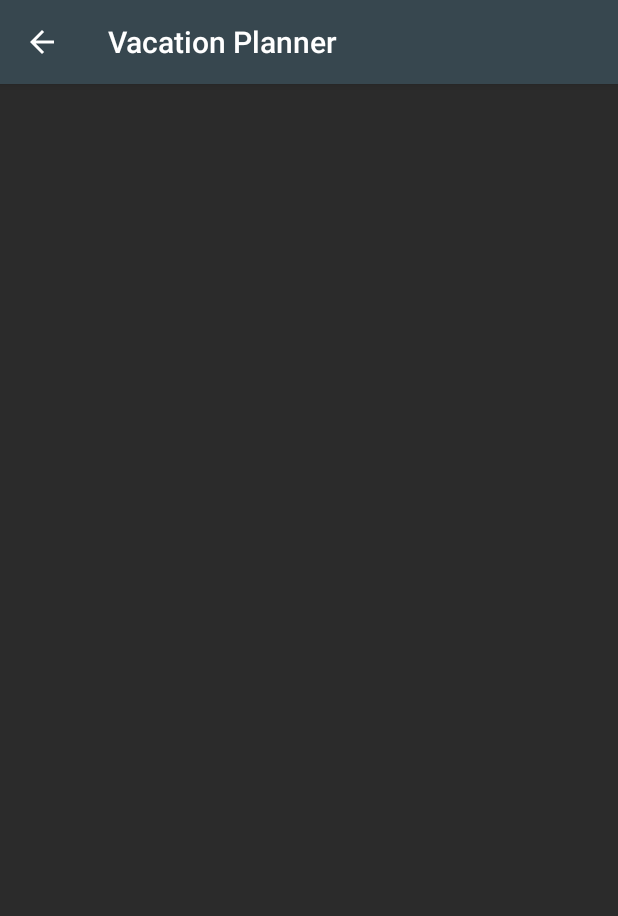
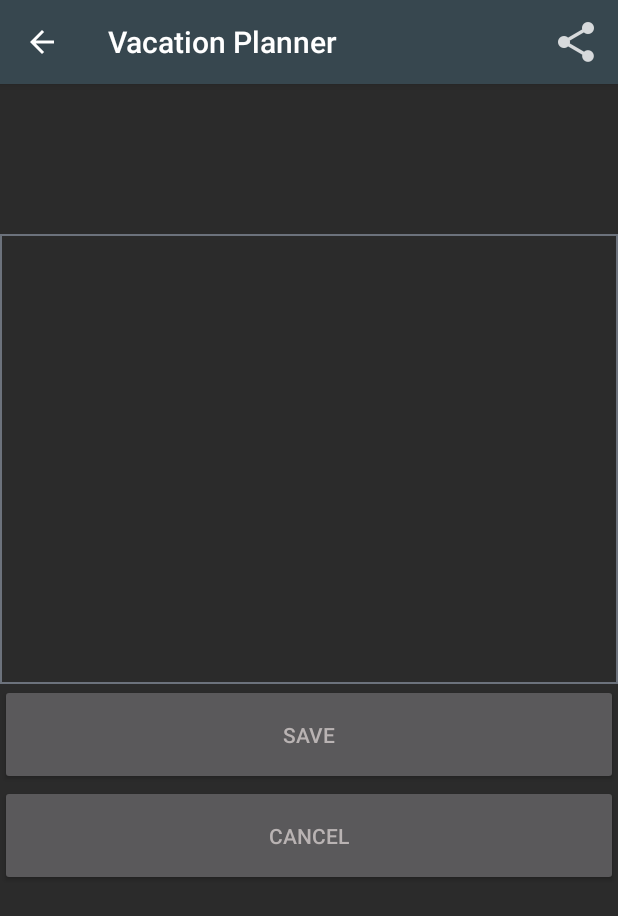
Before and after one commit to Cameron-Friel/final-project-vacation-planning, an Android app: the NotesActivity screen opened directly, with no data from a screen before it, on a phone screen of 412 x 824 dp. Shown: the top 916 px of the screen. Run offline under Robolectric (Android 15) with nearby library versions, the phone set to English and light mode, and no system bars; 4 statements that could not run were skipped.

Commit message:
Implemented the notes activity and implicit activity of sharing a note

```diff
--- a/app/src/main/java/cs492/vacationplanner/LocationContract.java
+++ b/app/src/main/java/cs492/vacationplanner/LocationContract.java
@@ -17,6 +17,7 @@ public class LocationContract {
         public static final String COLUMN_LATITUDE = "latitude";
         public static final String COLUMN_LONGITUDE = "longitude";
         public static final String COLUMN_LIST_OPTION = "list_option";
+        public static final String COLUMN_NOTES = "notes";
         public static final String COLUMN_TIMESTAMP = "timestamp";
     }
 }
--- a/app/src/main/java/cs492/vacationplanner/LocationContractHelper.java
+++ b/app/src/main/java/cs492/vacationplanner/LocationContractHelper.java
@@ -26,6 +26,7 @@ public class LocationContractHelper extends SQLiteOpenHelper {
                         LocationContract.Locations.COLUMN_LATITUDE + " TEXT NOT NULL, " +
                         LocationContract.Locations.COLUMN_LONGITUDE + " TEXT NOT NULL, " +
                         LocationContract.Locations.COLUMN_LIST_OPTION + " TEXT NOT NULL, " +
+                        LocationContract.Locations.COLUMN_NOTES + " TEXT, " +
                         LocationContract.Locations.COLUMN_TIMESTAMP + " TIMESTAMP DEFAULT CURRENT_TIMESTAMP" +
                         ");";
         db.execSQL(SQL_CREATE_SAVED_REPOS_TABLE);
--- a/app/src/main/java/cs492/vacationplanner/MapsActivity.java
+++ b/app/src/main/java/cs492/vacationplanner/MapsActivity.java
@@ -381,10 +381,8 @@ public class MapsActivity extends AppCompatActivity implements OnMapReadyCallbac
 
         GeoJsonLayer layer = null;
 
-
-        LatLng sydney = new LatLng(-34, 151);
-        mMap.addMarker(new MarkerOptions().position(sydney).title("Marker in Sydney"));
-        mMap.moveCamera(CameraUpdateFactory.newLatLng(sydney));
+        LatLng Corvallis = new LatLng(20, -60);
+        mMap.moveCamera(CameraUpdateFactory.newLatLng(Corvallis));
 
         // Implemented Zoom Controls to allow for easier navigation on the emulator
         UiSettings uiSettings = googleMap.getUiSettings();
--- a/app/src/main/java/cs492/vacationplanner/NotesActivity.java
+++ b/app/src/main/java/cs492/vacationplanner/NotesActivity.java
@@ -1,8 +1,20 @@
 package cs492.vacationplanner;
 
+import android.content.ContentValues;
 import android.content.Intent;
+import android.database.Cursor;
 import android.os.Bundle;
+import android.support.v4.app.ShareCompat;
 import android.support.v7.app.AppCompatActivity;
+import android.view.MenuItem;
+import android.widget.EditText;
+import android.widget.TextView;
+import android.database.sqlite.SQLiteDatabase;
+import android.widget.Button;
+import android.view.View;
+import android.view.Menu;
+
+
 
 /**
  * Created by Cameron on 3/3/2018.
@@ -10,8 +22,124 @@ import android.support.v7.app.AppCompatActivity;
 
 public class NotesActivity extends AppCompatActivity {
 
+    private TextView mNoteName;
+    private TextView mNoteDescription;
+
+    private SQLiteDatabase locationWritableDB; //connection to write values from database
+    private SQLiteDatabase locationReadableDB; //connection to read values from database
+
+    private String mDBResult;
+
     protected void onCreate(Bundle savedInstanceState) {
         super.onCreate(savedInstanceState);
         setContentView(R.layout.activity_notes);
+
+        LocationContractHelper dbHelper = new LocationContractHelper(this);
+        locationWritableDB = dbHelper.getWritableDatabase();
+        locationReadableDB = dbHelper.getReadableDatabase();
+
+        // Initialize variables to hold the location (mNoteName) and the note itself (mNoteDescription)
+        mNoteName = (TextView)findViewById(R.id.tv_note_name);
+        mNoteDescription = (EditText)findViewById(R.id.tv_note_description);
+
+        Intent intent = getIntent();
+        if (intent != null) {
+            mDBResult = (String)intent.getSerializableExtra("LOCATION");
+            // Set the text within the note as well as the name of the note with info from the database
+            mNoteName.setText(mDBResult);
+            mNoteDescription.setText(getDataFromDB(mDBResult));
+        }
+
+        final Intent cancel = new Intent(this, MapsActivity.class);
+
+        Button cancelButton = (Button)findViewById(R.id.button_cancel);
+        Button saveButton = (Button)findViewById(R.id.button_save);
+
+        cancelButton.setOnClickListener(new View.OnClickListener() {
+            @Override
+            public void onClick(View v) {
+                startActivity(cancel);
+            }
+        });
+
+        saveButton.setOnClickListener(new View.OnClickListener() {
+            @Override
+            public void onClick(View v) {
+                String note = mNoteDescription.getText().toString();
+                updateLocationDB(mDBResult, note);
+                mNoteDescription.clearFocus();
+            }
+        });
+    }
+
+    @Override
+    protected void onDestroy() {
+        locationReadableDB.close();
+        locationWritableDB.close();
+        super.onDestroy();
+    }
+
+    private String getDataFromDB(String location) {
+        String sqlSelection = LocationContract.Locations.COLUMN_COUNTRY_NAME + " = ?";
+        String[] sqlSelectionArgs = { location };
+
+        Cursor cursor = locationReadableDB.query(
+                LocationContract.Locations.TABLE_NAME,
+                null,
+                sqlSelection,
+                sqlSelectionArgs,
+                null,
+                null,
+                null
+                );
+
+        cursor.moveToNext();
+        String notes = cursor.getString(cursor.getColumnIndex(LocationContract.Locations.COLUMN_NOTES));
+        cursor.close();
+
+        return notes;
+    }
+
+    private void updateLocationDB(String location, String notes) {
+        if (notes != null) {
+            ContentValues row = new ContentValues();
+            row.put(LocationContract.Locations.COLUMN_NOTES, notes);
+
+            String sqlSelection = LocationContract.Locations.COLUMN_COUNTRY_NAME + " = ?";
+            String[] sqlSelectionArgs = { location };
+
+            locationWritableDB.update(LocationContract.Locations.TABLE_NAME, row, sqlSelection, sqlSelectionArgs);
+        }
+    }
+
+    public void shareNotes(String notes, String location) {
+        if (notes != null) {
+            String shareText = getString(R.string.share_text_prefix) + " " +
+                    location + ":\n" + notes;
+
+            ShareCompat.IntentBuilder.from(this)
+                    .setChooserTitle(R.string.share_chooser_title)
+                    .setType("text/plain")
+                    .setText(shareText)
+                    .startChooser();
+        }
+    }
+
+
+    @Override
+    public boolean onCreateOptionsMenu(Menu menu) {
+        getMenuInflater().inflate(R.menu.notes_share, menu);
+        return true;
+    }
+
+    @Override
+    public boolean onOptionsItemSelected(MenuItem item) {
+        switch (item.getItemId()) {
+            case R.id.action_share:
+                shareNotes(mNoteDescription.getText().toString(), mNoteName.getText().toString());
+                return true;
+            default:
+                return super.onOptionsItemSelected(item);
+        }
     }
 }
--- /dev/null
+++ b/app/src/main/res/drawable/edit_text_border.xml
@@ -0,0 +1,15 @@
+<?xml version="1.0" encoding="utf-8"?>
+<shape xmlns:android="http://schemas.android.com/apk/res/android">
+    <stroke
+        android:width="1dp"
+        android:color="#6c727c" />
+    <solid
+        android:color="#00FFFFFF"
+        android:paddingLeft="10dp"
+        android:paddingTop="10dp"/>
+    <padding
+        android:left="10dp"
+        android:top="10dp"
+        android:right="10dp"
+        android:bottom="10dp" />
+</shape>
--- a/app/src/main/res/layout/activity_notes.xml
+++ b/app/src/main/res/layout/activity_notes.xml
@@ -1,6 +1,36 @@
 <?xml version="1.0" encoding="utf-8"?>
 <LinearLayout xmlns:android="http://schemas.android.com/apk/res/android"
     android:orientation="vertical" android:layout_width="match_parent"
-    android:layout_height="match_parent">
+    android:layout_height="match_parent"
+    android:focusableInTouchMode="true"
+    android:focusable="true">
 
+    <TextView
+        android:id="@+id/tv_note_name"
+        android:layout_width="match_parent"
+        android:layout_height="100dp"
+        android:textSize="40sp"
+        android:paddingTop="20dp"
+        android:textAlignment="center"/>
+
+    <EditText
+        android:id="@+id/tv_note_description"
+        android:layout_width="match_parent"
+        android:layout_height="300dp"
+        android:background="@drawable/edit_text_border"
+        android:gravity="top"
+        android:text="these are some notes"
+        android:textColor="#FFF"/>
+
+    <Button
+        android:id="@+id/button_save"
+        android:layout_width="match_parent"
+        android:layout_height="67dp"
+        android:text="Save" />
+
+    <Button
+        android:id="@+id/button_cancel"
+        android:layout_width="match_parent"
+        android:layout_height="67dp"
+        android:text="Cancel" />
 </LinearLayout>
--- /dev/null
+++ b/app/src/main/res/menu/notes_share.xml
@@ -0,0 +1,12 @@
+<?xml version="1.0" encoding="utf-8"?>
+<menu
+    xmlns:android="http://schemas.android.com/apk/res/android"
+    xmlns:app="http://schemas.android.com/apk/res-auto">
+
+    <item
+        android:id="@+id/action_share"
+        android:icon="@drawable/ic_action_share"
+        android:title="@string/share_chooser_title"
+        app:showAsAction="ifRoom" />
+
+</menu>
--- a/app/src/main/res/values/strings.xml
+++ b/app/src/main/res/values/strings.xml
@@ -12,6 +12,9 @@
     <string name="nav_visited">Visited</string>
     <string name="nav_wishlist">Wishlist</string>
 
+    <string name="share_text_prefix">Here is a note for </string>
+    <string name="share_chooser_title">Share this note:</string>
+
     <string name="dialog_visited">Visited</string>
     <string name="dialog_wish_list">Wish List</string>
 </resources>
```
Also changed, not shown: app/src/main/res/drawable-hdpi/ic_action_share.png (added), app/src/main/res/drawable-mdpi/ic_action_share.png (added), app/src/main/res/drawable-xhdpi/ic_action_share.png (added), app/src/main/res/drawable-xxhdpi/ic_action_share.png (added).
